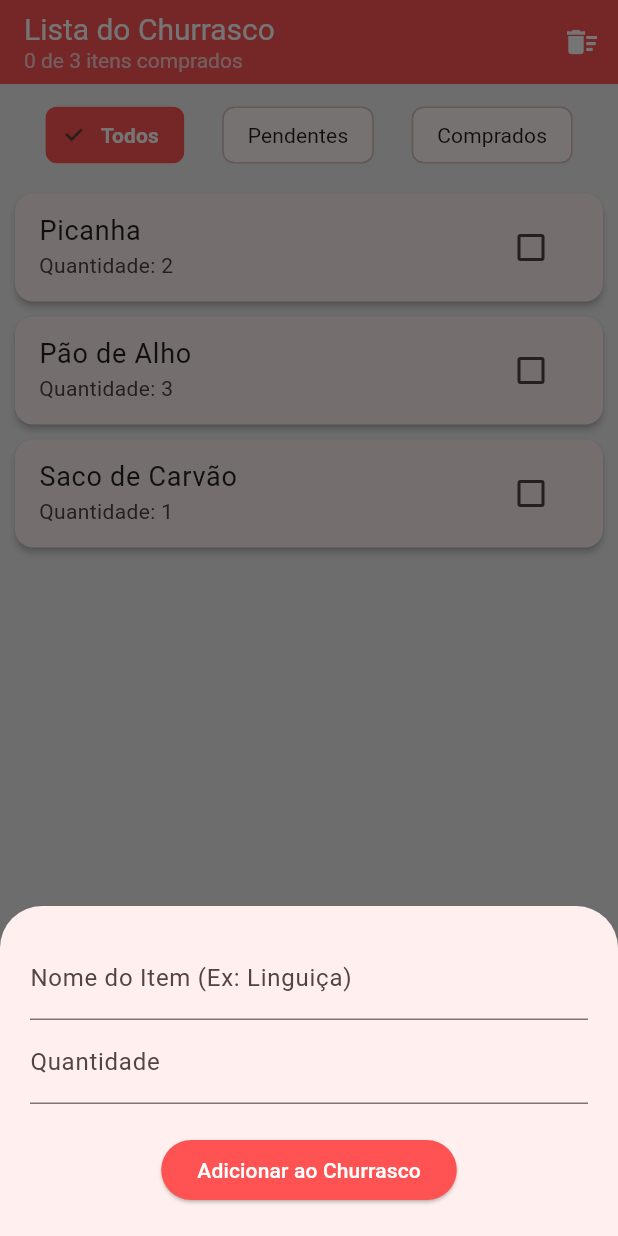
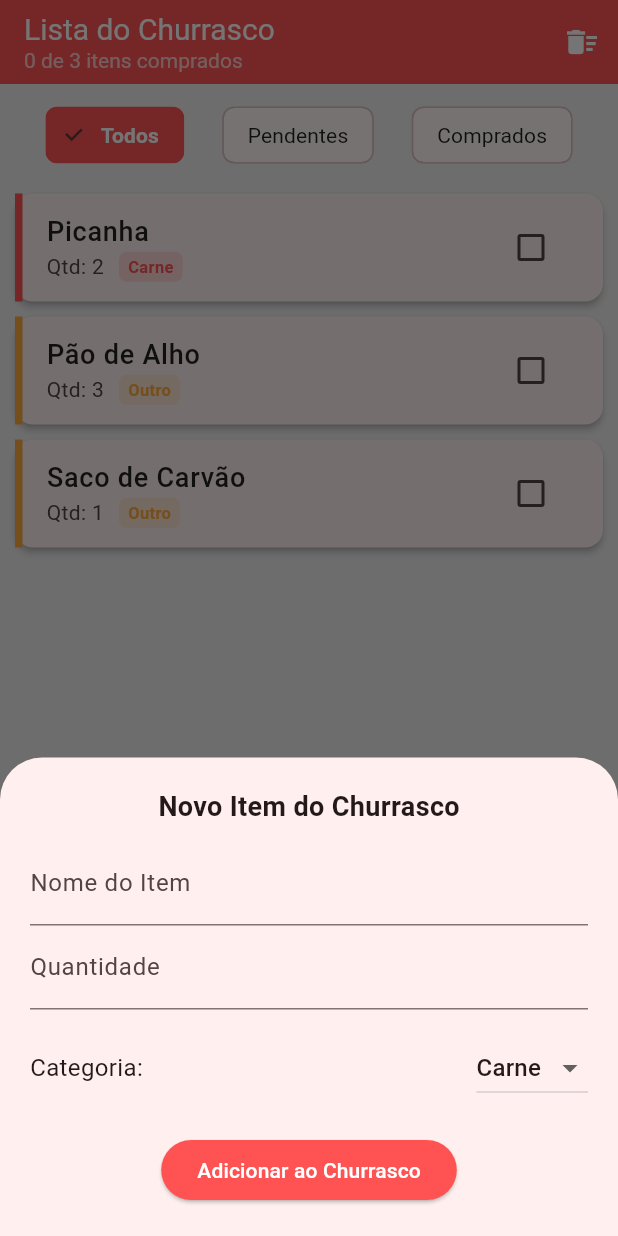
Before and after one commit to roncoleta/app-churrasco, a Flutter app: the screen it shows after launch, after a tap on the "add" icon, on a phone screen of 412 x 824 dp. Run offline on Flutter 3.47's test engine with Material 3 defaults, Android fonts, the phone set to English and light mode, and no system bars.

Commit message:
versão três

```diff
--- a/lib/models/item_compra.dart
+++ b/lib/models/item_compra.dart
@@ -1,15 +1,15 @@
 class ItemCompra {
-  // Atributos protegidos
   final String id;
   final String nome;
   final int quantidade;
-  bool foiComprado; // Não é final, pois o usuário vai marcar/desmarcar na tela
+  bool foiComprado;
+  final String categoria; // Nova propriedade: 'Carne', 'Bebida' ou 'Outro'
 
-  // Construtor Nomeado exigindo os dados fundamentais
   ItemCompra({
     required this.id,
     required this.nome,
     required this.quantidade,
-    this.foiComprado = false, // O item sempre nasce como "não comprado"
+    this.foiComprado = false,
+    this.categoria = 'Outro', // Padrão se não escolher nada
   });
 }
--- a/lib/screens/lista_compras_screen.dart
+++ b/lib/screens/lista_compras_screen.dart
@@ -10,25 +10,29 @@ class ListaComprasScreen extends StatefulWidget {
 }
 
 class _ListaComprasScreenState extends State<ListaComprasScreen> {
-  // Nosso Banco de Dados na Memória (CORRIGIDO: 'quantidade' em português)
+  // Banco de dados inicial em memória com as categorias
   final List<ItemCompra> _meusItens = [
-    ItemCompra(id: '1', nome: 'Picanha', quantidade: 2),
-    ItemCompra(id: '2', nome: 'Pão de Alho', quantidade: 3),
-    ItemCompra(id: '3', nome: 'Saco de Carvão', quantidade: 1),
+    ItemCompra(id: '1', nome: 'Picanha', quantidade: 2, categoria: 'Carne'),
+    ItemCompra(id: '2', nome: 'Pão de Alho', quantidade: 3, categoria: 'Outro'),
+    ItemCompra(id: '3', nome: 'Saco de Carvão', quantidade: 1, categoria: 'Outro'),
   ];
 
-  // Estado para controlar qual filtro está ativo
-  // Opções: 'Todos', 'Pendentes', 'Comprados'
+  // Estado para controlar qual filtro de botões está ativo
   String _filtroAtivo = 'Todos';
 
   final _nomeController = TextEditingController();
   final _qtdController = TextEditingController();
 
-  // Função que devolve a lista filtrada e ORDENADA
+  // Variáveis para controlar a funcionalidade de Categorias e Validação
+  String _categoriaSelecionada = 'Carne';
+  String? _erroNome;
+  String? _erroQtd;
+
+  // Função que devolve a lista filtrada E ordenada (comprados vão para o fim)
   List<ItemCompra> get _itensExibidos {
     List<ItemCompra> listaFiltrada = [];
 
-    // 1. Aplica o filtro selecionado pelo usuário
+    // 1. Aplica o filtro dos botões (Chips)
     if (_filtroAtivo == 'Todos') {
       listaFiltrada = List.from(_meusItens);
     } else if (_filtroAtivo == 'Pendentes') {
@@ -37,17 +41,17 @@ class _ListaComprasScreenState extends State<ListaComprasScreen> {
       listaFiltrada = _meusItens.where((item) => item.foiComprado).toList();
     }
 
-    // 2. Joga os itens comprados para o final da lista automaticamente
+    // 2. Ordenação automática (itens marcados descem)
     listaFiltrada.sort((a, b) {
-      if (a.foiComprado && !b.foiComprado) return 1;  // 'a' vai para o fim
-      if (!a.foiComprado && b.foiComprado) return -1; // 'a' fica no topo
-      return 0; // Mantém a ordem se forem iguais
+      if (a.foiComprado && !b.foiComprado) return 1;
+      if (!a.foiComprado && b.foiComprado) return -1;
+      return 0;
     });
 
     return listaFiltrada;
   }
 
-  // Alerta de confirmação antes de deletar tudo
+  // Alerta de confirmação antes de deletar a lista toda
   void _confirmarLimparLista() {
     if (_meusItens.isEmpty) return;
 
@@ -78,69 +82,149 @@ class _ListaComprasScreenState extends State<ListaComprasScreen> {
     );
   }
 
-  void _abrirFormularioCadastro() {
+  // Abre o formulário inteligente (Novo ou Editar)
+  void _abrirFormularioCadastro([ItemCompra? itemParaEditar]) {
+    if (itemParaEditar != null) {
+      _nomeController.text = itemParaEditar.nome;
+      _qtdController.text = itemParaEditar.quantidade.toString();
+      _categoriaSelecionada = itemParaEditar.categoria;
+    } else {
+      _nomeController.clear();
+      _qtdController.clear();
+      _categoriaSelecionada = 'Carne';
+    }
+
+    setState(() {
+      _erroNome = null;
+      _erroQtd = null;
+    });
+
     showModalBottomSheet(
       context: context,
-      isScrollControlled: true, // Melhora a visualização com o teclado aberto
+      isScrollControlled: true,
       builder: (ctx) {
+        return StatefulBuilder(
+          builder: (BuildContext context, StateSetter setModalState) {
             return Padding(
               padding: EdgeInsets.only(
                 top: 20.0,
                 left: 20.0,
                 right: 20.0,
-            bottom: MediaQuery.of(ctx).viewInsets.bottom + 20.0, // Ajusta com o teclado
+                bottom: MediaQuery.of(ctx).viewInsets.bottom + 20.0,
               ),
               child: Column(
                 mainAxisSize: MainAxisSize.min,
                 children: [
+                  Text(
+                    itemParaEditar == null ? 'Novo Item do Churrasco' : 'Editar Item',
+                    style: const TextStyle(fontSize: 18, fontWeight: FontWeight.bold),
+                  ),
+                  const SizedBox(height: 10),
                   TextField(
                     controller: _nomeController,
-                decoration: const InputDecoration(labelText: 'Nome do Item (Ex: Linguiça)'),
+                    decoration: InputDecoration(
+                      labelText: 'Nome do Item',
+                      errorText: _erroNome,
+                    ),
                   ),
                   TextField(
                     controller: _qtdController,
                     keyboardType: TextInputType.number,
-                decoration: const InputDecoration(labelText: 'Quantidade'),
+                    decoration: InputDecoration(
+                      labelText: 'Quantidade',
+                      errorText: _erroQtd,
+                    ),
+                  ),
+                  const SizedBox(height: 15),
+                  Row(
+                    mainAxisAlignment: MainAxisAlignment.spaceBetween,
+                    children: [
+                      const Text('Categoria:', style: TextStyle(fontSize: 16)),
+                      DropdownButton<String>(
+                        value: _categoriaSelecionada,
+                        items: ['Carne', 'Bebida', 'Outro'].map((String valor) {
+                          return DropdownMenuItem<String>(
+                            value: valor,
+                            child: Text(valor),
+                          );
+                        }).toList(),
+                        onChanged: (novoValor) {
+                          if (novoValor != null) {
+                            setModalState(() => _categoriaSelecionada = novoValor);
+                          }
+                        },
+                      ),
+                    ],
                   ),
                   const SizedBox(height: 20),
                   ElevatedButton(
-                onPressed: _adicionarNovoItem,
+                    onPressed: () => _salvarItem(itemParaEditar),
                     style: ElevatedButton.styleFrom(backgroundColor: Colors.redAccent),
-                child: const Text('Adicionar ao Churrasco', style: TextStyle(color: Colors.white)),
+                    child: Text(
+                      itemParaEditar == null ? 'Adicionar ao Churrasco' : 'Salvar Alterações',
+                      style: const TextStyle(color: Colors.white),
+                    ),
                   )
                 ],
               ),
             );
           },
         );
+      },
+    );
   }
 
-  void _adicionarNovoItem() {
-    final nomeDigitado = _nomeController.text;
-    final qtdDigitada = int.tryParse(_qtdController.text) ?? 1;
+  void _salvarItem(ItemCompra? itemParaEditar) {
+    final nome = _nomeController.text.trim();
+    final qtd = int.tryParse(_qtdController.text) ?? 0;
 
-    if (nomeDigitado.isEmpty) return;
+    bool temErro = false;
+    setState(() {
+      if (nome.isEmpty) {
+        _erroNome = 'O nome não pode ficar vazio!';
+        temErro = true;
+      } else {
+        _erroNome = null;
+      }
 
-    // CORRIGIDO: mudado de 'quantity' para 'quantidade' para bater com o modelo
+      if (qtd <= 0) {
+        _erroQtd = 'A quantidade deve ser maior que 0!';
+        temErro = true;
+      } else {
+        _erroQtd = null;
+      }
+    });
+
+    if (temErro) return;
+
+    if (itemParaEditar == null) {
       final novoItem = ItemCompra(
         id: DateTime.now().toString(),
-      nome: nomeDigitado,
-      quantidade: qtdDigitada,
+        nome: nome,
+        quantidade: qtd,
+        categoria: _categoriaSelecionada,
       );
+      setState(() => _meusItens.add(novoItem));
+    } else {
+      setState(() {
+        final index = _meusItens.indexWhere((item) => item.id == itemParaEditar.id);
+        if (index != -1) {
+          _meusItens[index] = ItemCompra(
+            id: itemParaEditar.id,
+            nome: nome,
+            quantidade: qtd,
+            categoria: _categoriaSelecionada,
+            foiComprado: itemParaEditar.foiComprado,
+          );
+        }
+      });
+    }
 
-    setState(() {
-      _meusItens.add(novoItem);
-    });
-
-    _nomeController.clear();
-    _qtdController.clear();
     Navigator.of(context).pop();
   }
 
   void _removerItem(String id) {
-    setState(() {
-      _meusItens.removeWhere((item) => item.id == id);
-    });
+    setState(() => _meusItens.removeWhere((item) => item.id == id));
     ScaffoldMessenger.of(context).showSnackBar(
       const SnackBar(content: Text('Item removido!'), duration: Duration(seconds: 1)),
     );
@@ -172,7 +256,7 @@ class _ListaComprasScreenState extends State<ListaComprasScreen> {
       ),
       body: Column(
         children: [
-          // Barra de botões (Chips) para alternar os filtros
+          // BOTÕES DE FILTRO VOLTARAM! (Todos / Pendentes / Comprados)
           Padding(
             padding: const EdgeInsets.symmetric(vertical: 10.0, horizontal: 5.0),
             child: Row(
@@ -198,7 +282,7 @@ class _ListaComprasScreenState extends State<ListaComprasScreen> {
               }).toList(),
             ),
           ),
-          // Lista de Itens Renderizada de forma dinâmica
+          // Lista de itens filtrada ou mensagem vazia
           Expanded(
             child: _itensExibidos.isEmpty
                 ? const Center(
@@ -215,22 +299,36 @@ class _ListaComprasScreenState extends State<ListaComprasScreen> {
                       return Dismissible(
                         key: ValueKey(itemAtual.id),
                         background: Container(
+                          color: Colors.green,
+                          alignment: Alignment.centerLeft,
+                          padding: const EdgeInsets.only(left: 20),
+                          margin: const EdgeInsets.symmetric(horizontal: 10, vertical: 5),
+                          child: const Icon(Icons.edit, color: Colors.white, size: 30),
+                        ),
+                        secondaryBackground: Container(
                           color: Colors.red,
                           alignment: Alignment.centerRight,
                           padding: const EdgeInsets.only(right: 20),
                           margin: const EdgeInsets.symmetric(horizontal: 10, vertical: 5),
                           child: const Icon(Icons.delete, color: Colors.white, size: 30),
                         ),
-                        direction: DismissDirection.endToStart,
+                        direction: DismissDirection.horizontal,
+                        confirmDismiss: (direction) async {
+                          if (direction == DismissDirection.startToEnd) {
+                            _abrirFormularioCadastro(itemAtual);
+                            return false;
+                          }
+                          return true;
+                        },
                         onDismissed: (direction) {
+                          if (direction == DismissDirection.endToStart) {
                             _removerItem(itemAtual.id);
+                          }
                         },
                         child: ItemWidget(
                           item: itemAtual,
                           aoMudarStatus: () {
-                            setState(() {
-                              itemAtual.foiComprado = !itemAtual.foiComprado;
-                            });
+                            setState(() => itemAtual.foiComprado = !itemAtual.foiComprado);
                           },
                         ),
                       );
@@ -240,7 +338,7 @@ class _ListaComprasScreenState extends State<ListaComprasScreen> {
         ],
       ),
       floatingActionButton: FloatingActionButton(
-        onPressed: _abrirFormularioCadastro,
+        onPressed: () => _abrirFormularioCadastro(),
         backgroundColor: Colors.redAccent,
         child: const Icon(Icons.add, color: Colors.white),
       ),
--- a/lib/widgets/item_widget.dart
+++ b/lib/widgets/item_widget.dart
@@ -11,11 +11,32 @@ class ItemWidget extends StatelessWidget {
     required this.aoMudarStatus,
   });
 
+  // Função auxiliar para definir a cor baseada na categoria
+  Color _obterCorCategoria(String categoria) {
+    switch (categoria) {
+      case 'Carne':
+        return Colors.redAccent;
+      case 'Bebida':
+        return Colors.blueAccent;
+      default:
+        return Colors.orangeAccent;
+    }
+  }
+
   @override
   Widget build(BuildContext context) {
+    final corCategoria = _obterCorCategoria(item.categoria);
+
     return Card(
       margin: const EdgeInsets.symmetric(horizontal: 10, vertical: 5),
       elevation: 2,
+      child: Container(
+        // Adiciona uma linha colorida fina na lateral esquerda do card indicando a categoria
+        decoration: BoxDecoration(
+          border: Border(
+            left: BorderSide(color: corCategoria, width: 5),
+          ),
+        ),
         child: ListTile(
           title: Text(
             item.nome,
@@ -23,15 +44,35 @@ class ItemWidget extends StatelessWidget {
               fontSize: 18,
               decoration: item.foiComprado ? TextDecoration.lineThrough : null,
               color: item.foiComprado ? Colors.grey : Colors.black87,
+              fontWeight: FontWeight.w500,
             ),
           ),
-        subtitle: Text('Quantidade: ${item.quantidade}'),
+          subtitle: Row(
+            children: [
+              Text('Qtd: ${item.quantidade}'),
+              const SizedBox(width: 10),
+              // Mostra uma etiqueta (Chip) com o nome da categoria
+              Container(
+                padding: const EdgeInsets.symmetric(horizontal: 6, vertical: 2),
+                decoration: BoxDecoration(
+                  // CORRIGIDO: Uso do .withValues para evitar avisos de depreciação
+                  color: corCategoria.withValues(alpha: 0.15),
+                  borderRadius: BorderRadius.circular(5),
+                ),
+                child: Text(
+                  item.categoria,
+                  style: TextStyle(color: corCategoria, fontSize: 11, fontWeight: FontWeight.bold),
+                ),
+              ),
+            ],
+          ),
           trailing: Checkbox(
             activeColor: Colors.redAccent,
             value: item.foiComprado,
             onChanged: (_) => aoMudarStatus(),
           ),
         ),
+      ),
     );
   }
 }
```
Lines whose indentation alone changed are shown as unchanged.
